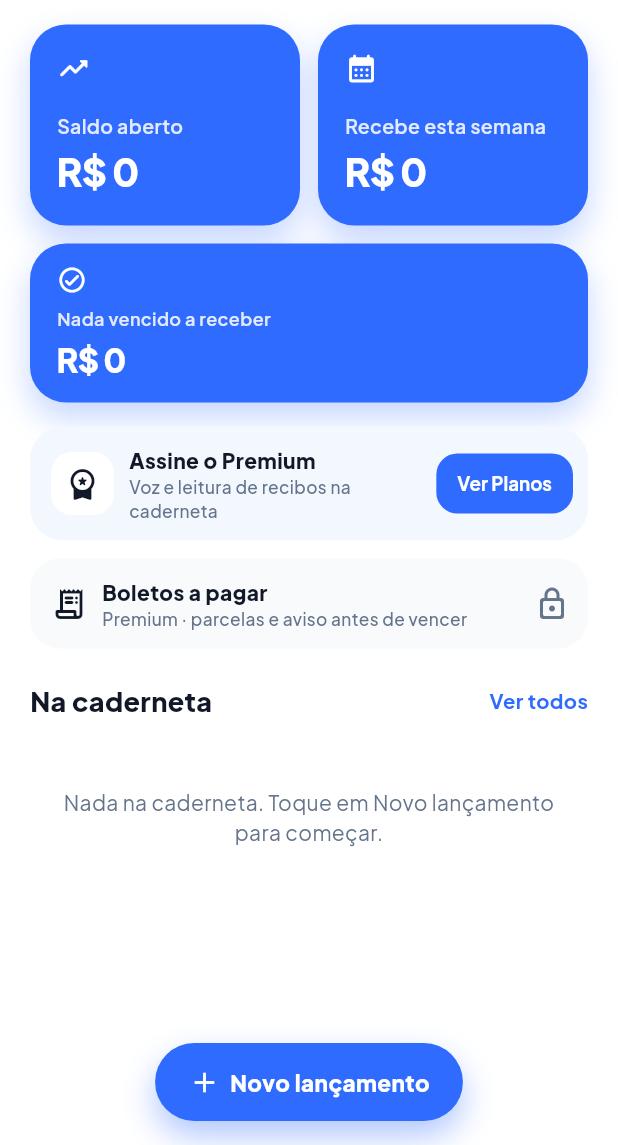
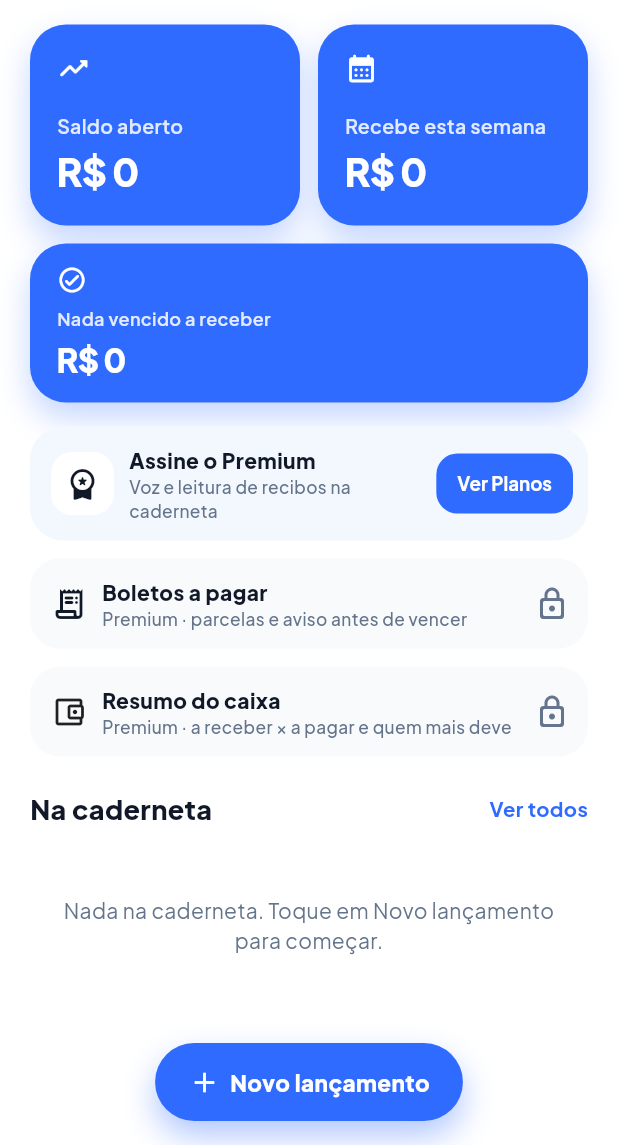
Before and after one commit to kevisoncb/tapago, a Flutter app: the screen it shows once a user with an empty profile is signed in, on a phone screen of 412 x 824 dp, the part 91-1236 px from its top. Run offline on Flutter 3.47's test engine with Material 3 defaults, Android fonts, the phone set to English and light mode, and no system bars; our stand-ins replace cloud_firestore, firebase_auth, firebase_core, firebase_crashlytics, flutter_local_notifications, flutter_timezone and 7 more; missing offline and left inert: app_tracking_transparency, appsflyer_sdk, google_mlkit_text_recognition, in_app_purchase_android; accounts and stored records are empty.

Commit message:
Premium: resumo do caixa na tela inicial
A receber × a pagar nos próximos 7 e 30 dias e os três clientes que mais
devem em atraso. Plano livre vê o card bloqueado que leva ao Premium.

Co-Authored-By: Claude Sonnet 5.5 <noreply@anthropic.com>

```diff
--- a/lib/screens/dashboard_page.dart
+++ b/lib/screens/dashboard_page.dart
@@ -3,6 +3,7 @@ import 'package:google_fonts/google_fonts.dart';
 import 'package:provider/provider.dart';
 
 import '../models/models.dart';
+import '../services/cash_summary.dart';
 import '../state/app_controller.dart';
 import '../theme/app_colors.dart';
 import '../utils/formatters.dart';
@@ -30,9 +31,8 @@ class DashboardPage extends StatelessWidget {
       floatingActionButtonLocation: FloatingActionButtonLocation.centerFloat,
       floatingActionButton: _NewDebtFab(
         onTap: () {
-          Navigator.of(context).push(
-            MaterialPageRoute(builder: (_) => const AddDebtPage()),
-          );
+          Navigator.of(context)
+              .push(MaterialPageRoute(builder: (_) => const AddDebtPage()));
         },
       ),
       body: SafeArea(
@@ -85,6 +85,8 @@ class DashboardPage extends StatelessWidget {
                           ],
                           const SizedBox(height: 12),
                           const _BillsEntry(),
+                          const SizedBox(height: 12),
+                          const _CashSummaryCard(),
                           const SizedBox(height: 22),
                           Row(
                             children: [
@@ -155,9 +157,8 @@ class DashboardPage extends StatelessWidget {
   }
 
   void _openAll(BuildContext context) {
-    Navigator.of(context).push(
-      MaterialPageRoute(builder: (_) => const CadernetaPage()),
-    );
+    Navigator.of(context)
+        .push(MaterialPageRoute(builder: (_) => const CadernetaPage()));
   }
 }
 
@@ -207,9 +208,8 @@ class _Header extends StatelessWidget {
         ),
         IconButton(
           onPressed: () {
-            Navigator.of(context).push(
-              MaterialPageRoute(builder: (_) => const SettingsPage()),
-            );
+            Navigator.of(context)
+                .push(MaterialPageRoute(builder: (_) => const SettingsPage()));
           },
           icon: const Icon(Icons.settings_outlined),
         ),
@@ -254,7 +254,12 @@ class _MetricCard extends StatelessWidget {
     final color = danger ? AppColors.danger : AppColors.primary;
     return Container(
       width: double.infinity,
-      padding: EdgeInsets.fromLTRB(18, compact ? 14 : 18, 18, compact ? 14 : 18),
+      padding: EdgeInsets.fromLTRB(
+        18,
+        compact ? 14 : 18,
+        18,
+        compact ? 14 : 18,
+      ),
       decoration: BoxDecoration(
         color: color,
         borderRadius: BorderRadius.circular(24),
@@ -320,7 +325,10 @@ class _PremiumBanner extends StatelessWidget {
               color: Colors.white,
               borderRadius: BorderRadius.circular(14),
             ),
-            child: const Icon(Icons.workspace_premium_rounded, color: AppColors.text),
+            child: const Icon(
+              Icons.workspace_premium_rounded,
+              color: AppColors.text,
+            ),
           ),
           const SizedBox(width: 10),
           Expanded(
@@ -347,9 +355,8 @@ class _PremiumBanner extends StatelessWidget {
           ),
           FilledButton(
             onPressed: () {
-              Navigator.of(context).push(
-                MaterialPageRoute(builder: (_) => const PremiumPage()),
-              );
+              Navigator.of(context)
+                  .push(MaterialPageRoute(builder: (_) => const PremiumPage()));
             },
             style: FilledButton.styleFrom(
               backgroundColor: AppColors.primary,
@@ -386,7 +393,10 @@ class _BillsEntry extends StatelessWidget {
     );
     final Widget subtitle;
     if (!premium) {
-      subtitle = Text('Premium · parcelas e aviso antes de vencer', style: mutedStyle);
+      subtitle = Text(
+        'Premium · parcelas e aviso antes de vencer',
+        style: mutedStyle,
+      );
     } else if (state.pendingBills.isEmpty) {
       subtitle = Text('Cadastre o boleto do fornecedor', style: mutedStyle);
     } else if (overdue > 0) {
@@ -401,9 +411,7 @@ class _BillsEntry extends StatelessWidget {
                 fontWeight: FontWeight.w800,
               ),
             ),
-            TextSpan(
-              text: ' · ${Money.full(state.aPagarAberto)} no total',
-            ),
+            TextSpan(text: ' · ${Money.full(state.aPagarAberto)} no total'),
           ],
         ),
         style: mutedStyle,
@@ -420,9 +428,9 @@ class _BillsEntry extends StatelessWidget {
       borderRadius: BorderRadius.circular(20),
       child: InkWell(
         borderRadius: BorderRadius.circular(20),
-        onTap: () => Navigator.of(context).push(
-          MaterialPageRoute(builder: (_) => const BillsPage()),
-        ),
+        onTap: () =>
+            Navigator.of(context)
+                .push(MaterialPageRoute(builder: (_) => const BillsPage())),
         child: Padding(
           padding: const EdgeInsets.fromLTRB(14, 12, 12, 12),
           child: Row(
@@ -448,7 +456,9 @@ class _BillsEntry extends StatelessWidget {
                 ),
               ),
               Icon(
-                premium ? Icons.chevron_right_rounded : Icons.lock_outline_rounded,
+                premium
+                    ? Icons.chevron_right_rounded
+                    : Icons.lock_outline_rounded,
                 color: AppColors.mutedDark,
               ),
             ],
@@ -583,3 +593,148 @@ class DebtTile extends StatelessWidget {
     );
   }
 }
+
+class _CashSummaryCard extends StatelessWidget {
+  const _CashSummaryCard();
+
+  @override
+  Widget build(BuildContext context) {
+    final state = context.watch<AppController>();
+    final titleStyle = GoogleFonts.plusJakartaSans(
+      fontWeight: FontWeight.w800,
+      fontSize: 14,
+    );
+    final mutedStyle = GoogleFonts.plusJakartaSans(
+      fontSize: 11.5,
+      color: AppColors.mutedDark,
+      fontWeight: FontWeight.w500,
+    );
+    if (!state.user.premiumAtivo) {
+      return Material(
+        color: const Color(0xFFF8FAFC),
+        borderRadius: BorderRadius.circular(20),
+        child: InkWell(
+          borderRadius: BorderRadius.circular(20),
+          onTap: () =>
+              Navigator.of(context)
+                  .push(MaterialPageRoute(builder: (_) => const PremiumPage())),
+          child: Padding(
+            padding: const EdgeInsets.fromLTRB(14, 12, 12, 12),
+            child: Row(
+              children: [
+                const Icon(Icons.account_balance_wallet_outlined),
+                const SizedBox(width: 10),
+                Expanded(
+                  child: Column(
+                    crossAxisAlignment: CrossAxisAlignment.start,
+                    children: [
+                      Text('Resumo do caixa', style: titleStyle),
+                      Text(
+                        'Premium · a receber × a pagar e quem mais deve',
+                        style: mutedStyle,
+                      ),
+                    ],
+                  ),
+                ),
+                const Icon(
+                  Icons.lock_outline_rounded,
+                  color: AppColors.mutedDark,
+                ),
+              ],
+            ),
+          ),
+        ),
+      );
+    }
+
+    final summary = buildCashSummary(
+      debts: state.debts,
+      saldoOf: state.saldoOf,
+      bills: state.bills,
+      now: DateTime.now(),
+    );
+    Widget line(String label, double receber, double pagar) {
+      final saldo = receber - pagar;
+      return Padding(
+        padding: const EdgeInsets.symmetric(vertical: 5),
+        child: Row(
+          children: [
+            Expanded(
+              child: Text(label, style: mutedStyle.copyWith(fontSize: 12.5)),
+            ),
+            Text(
+              '+${Money.compact(receber)}  −${Money.compact(pagar)}  ',
+              style: mutedStyle.copyWith(fontSize: 12.5),
+            ),
+            Text(
+              Money.compact(saldo),
+              style: GoogleFonts.plusJakartaSans(
+                fontWeight: FontWeight.w800,
+                fontSize: 14,
+                color: saldo < 0 ? AppColors.danger : AppColors.premiumGreen,
+              ),
+            ),
+          ],
+        ),
+      );
+    }
+
+    return Container(
+      padding: const EdgeInsets.fromLTRB(14, 12, 14, 10),
+      decoration: BoxDecoration(
+        color: const Color(0xFFF8FAFC),
+        borderRadius: BorderRadius.circular(20),
+      ),
+      child: Column(
+        crossAxisAlignment: CrossAxisAlignment.start,
+        children: [
+          Row(
+            children: [
+              const Icon(Icons.account_balance_wallet_outlined),
+              const SizedBox(width: 10),
+              Text('Resumo do caixa', style: titleStyle),
+            ],
+          ),
+          const SizedBox(height: 6),
+          line('Próximos 7 dias', summary.receber7, summary.pagar7),
+          line('Próximos 30 dias', summary.receber30, summary.pagar30),
+          Text(
+            'Verde: sobra · Vermelho: falta (recebe − paga)',
+            style: mutedStyle,
+          ),
+          if (summary.devedores.isNotEmpty) ...[
+            const SizedBox(height: 10),
+            Text(
+              'Quem mais deve em atraso',
+              style: titleStyle.copyWith(fontSize: 13),
+            ),
+            for (final item in summary.devedores)
+              Padding(
+                padding: const EdgeInsets.only(top: 4),
+                child: Row(
+                  children: [
+                    Expanded(
+                      child: Text(
+                        '${item.nome} · ${item.diasAtraso} ${item.diasAtraso == 1 ? 'dia' : 'dias'}',
+                        maxLines: 1,
+                        overflow: TextOverflow.ellipsis,
+                        style: mutedStyle.copyWith(fontSize: 12.5),
+                      ),
+                    ),
+                    Text(
+                      Money.full(item.valor),
+                      style: GoogleFonts.plusJakartaSans(
+                        fontWeight: FontWeight.w800,
+                        fontSize: 13,
+                        color: AppColors.danger,
+                      ),
+                    ),
+                  ],
+                ),
+              ),
+          ],
+        ],
+      ),
+    );
+  }
+}
```
Also changed, not shown: lib/services/cash_summary.dart (added, +91 -0 lines), 1 other file.
